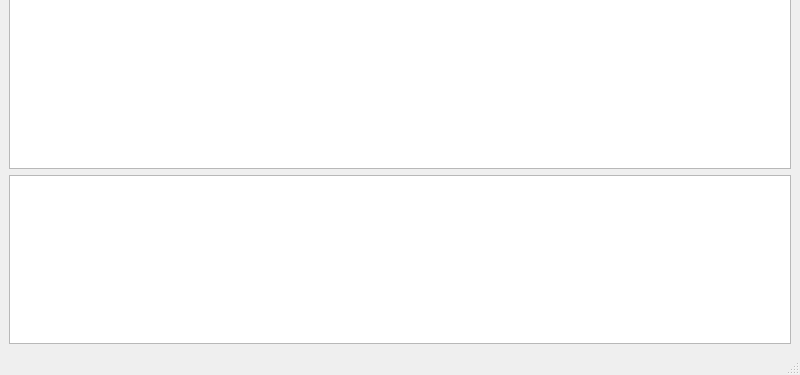
First picture: the form in mainwindow.ui, repository imhcyx/sniffer, before the edit; both pictures show x 0 to 800 and y 225 to 600 of the 800 by 600 pixel window.
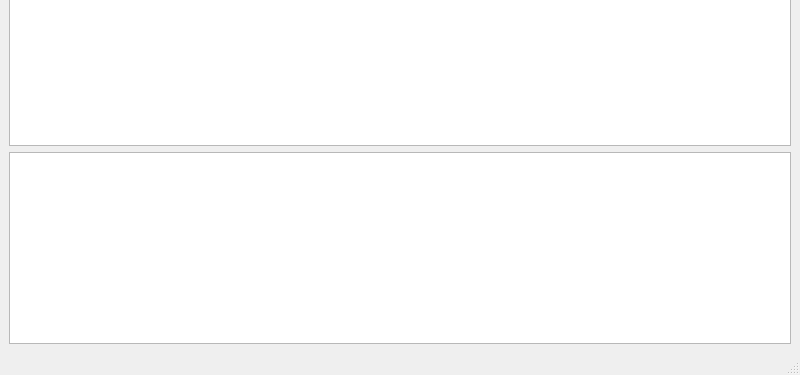
Second picture: the form after the edit.

What changed in the file:
```diff
--- a/mainwindow.ui
+++ b/mainwindow.ui
@@ -126,6 +126,10 @@
      </widget>
     </item>
     <item row="2" column="0">
+     <widget class="QSplitter" name="bottomSpillter">
+      <property name="orientation">
+       <enum>Qt::Horizontal</enum>
+      </property>
      <widget class="QListView" name="detailView">
       <property name="sizePolicy">
        <sizepolicy hsizetype="Expanding" vsizetype="Expanding">
@@ -133,6 +137,7 @@
         <verstretch>1</verstretch>
        </sizepolicy>
       </property>
+      </widget>
      </widget>
     </item>
    </layout>
```
Lines whose indentation alone changed are shown as unchanged.
